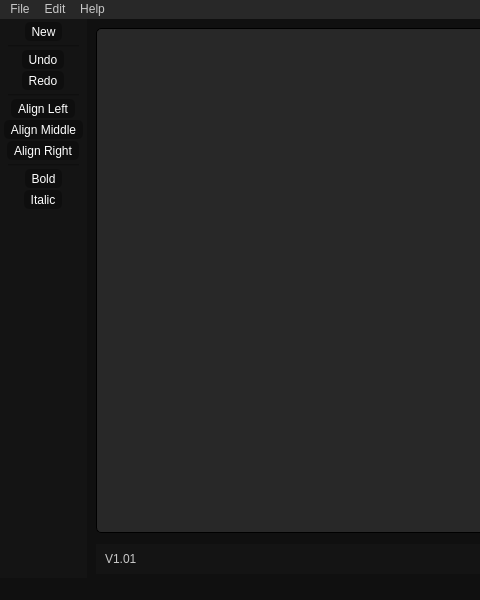
This is mainwindow.ui in Tweety-lab/Eclipsed-Docs as Qt 5 draws it before an edit; both pictures show x 0 to 480 and y 0 to 600 of the 800 by 600 pixel window. The edited form follows.
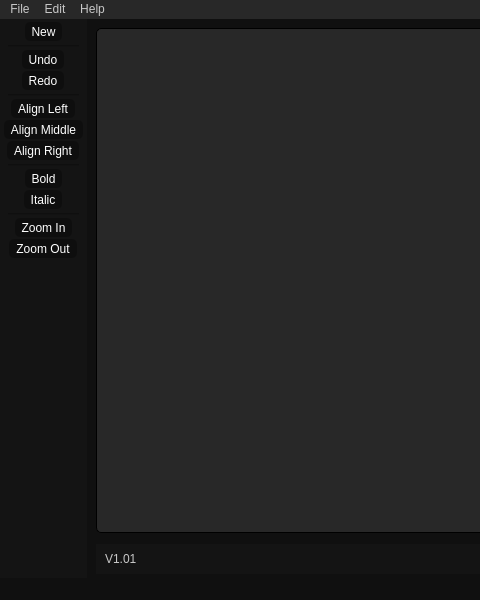
This is the edited form. Icons and pictures are not drawn.

Commit message: 🔧 Chore: Implemented non-functional Zoom Buttons

Diff of the .ui file:
```diff
--- a/mainwindow.ui
+++ b/mainwindow.ui
@@ -271,6 +271,9 @@
    <addaction name="separator"/>
    <addaction name="actionBold"/>
    <addaction name="actionItalic"/>
+   <addaction name="separator"/>
+   <addaction name="actionZoom_In"/>
+   <addaction name="actionZoom_Out"/>
   </widget>
   <action name="actionSave">
    <property name="text">
@@ -425,6 +428,24 @@
     <string>Github</string>
    </property>
   </action>
+  <action name="actionZoom_In">
+   <property name="icon">
+    <iconset resource="resources.qrc">
+     <normaloff>:/resources/icons/resources/icons/zoom_in.svg</normaloff>:/resources/icons/resources/icons/zoom_in.svg</iconset>
+   </property>
+   <property name="text">
+    <string>Zoom In</string>
+   </property>
+  </action>
+  <action name="actionZoom_Out">
+   <property name="icon">
+    <iconset resource="resources.qrc">
+     <normaloff>:/resources/icons/resources/icons/zoom_out.svg</normaloff>:/resources/icons/resources/icons/zoom_out.svg</iconset>
+   </property>
+   <property name="text">
+    <string>Zoom Out</string>
+   </property>
+  </action>
  </widget>
  <resources>
   <include location="resources.qrc"/>
```
